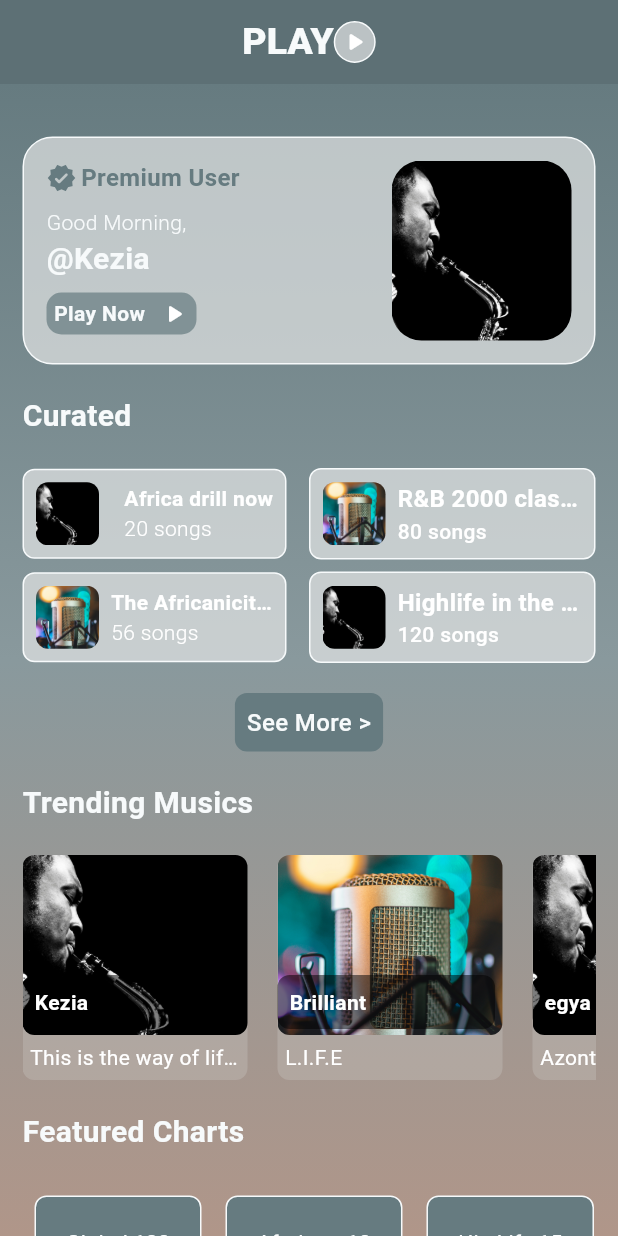
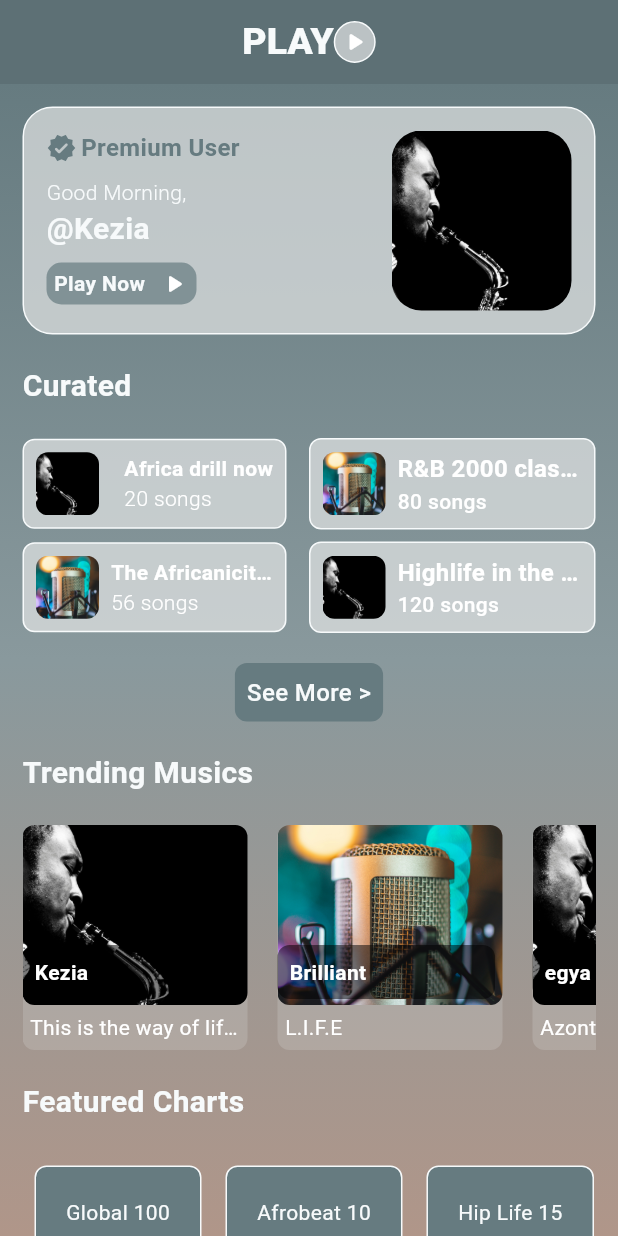
Before and after one commit to kwakyebrilliant/play, a Flutter app: the HomePage screen opened directly, on a phone screen of 412 x 824 dp. Run offline on Flutter 3.47's test engine with Material 3 defaults, Android fonts, the phone set to English and light mode, and no system bars.

Commit message:
home updates

```diff
--- a/lib/screens/home/home_page.dart
+++ b/lib/screens/home/home_page.dart
@@ -84,9 +84,7 @@ class _HomePageState extends State<HomePage> {
             child: Column(
               children: [
                 //profile, greeting and username
-                Padding(
-                  padding: const EdgeInsets.only(top: 20.0),
-                  child: Container(
+                Container(
                   width: MediaQuery.of(context).size.width,
                   decoration: BoxDecoration(
                     color: const Color(0xFFE3E5E5).withOpacity(0.7),
@@ -162,8 +160,8 @@ class _HomePageState extends State<HomePage> {
                                 height: 28.0,
                                 width: 100.0,
                                 decoration: BoxDecoration(
-                                    color: const Color(0xFF667b80)
-                                        .withOpacity(0.7),
+                                  color:
+                                      const Color(0xFF667b80).withOpacity(0.7),
                                   borderRadius: BorderRadius.circular(10.0),
                                 ),
 
@@ -208,8 +206,7 @@ class _HomePageState extends State<HomePage> {
                               decoration: BoxDecoration(
                                 borderRadius: BorderRadius.circular(20.0),
                                 image: const DecorationImage(
-                                    image:
-                                        AssetImage("assets/images/sing1.jpg"),
+                                  image: AssetImage("assets/images/sing1.jpg"),
                                   fit: BoxFit.cover,
                                 ),
                               ),
@@ -217,7 +214,6 @@ class _HomePageState extends State<HomePage> {
                           ],
                         ),
                       ],
-                      ),
                     ),
                   ),
                 ),
```
Lines whose indentation alone changed are shown as unchanged.
